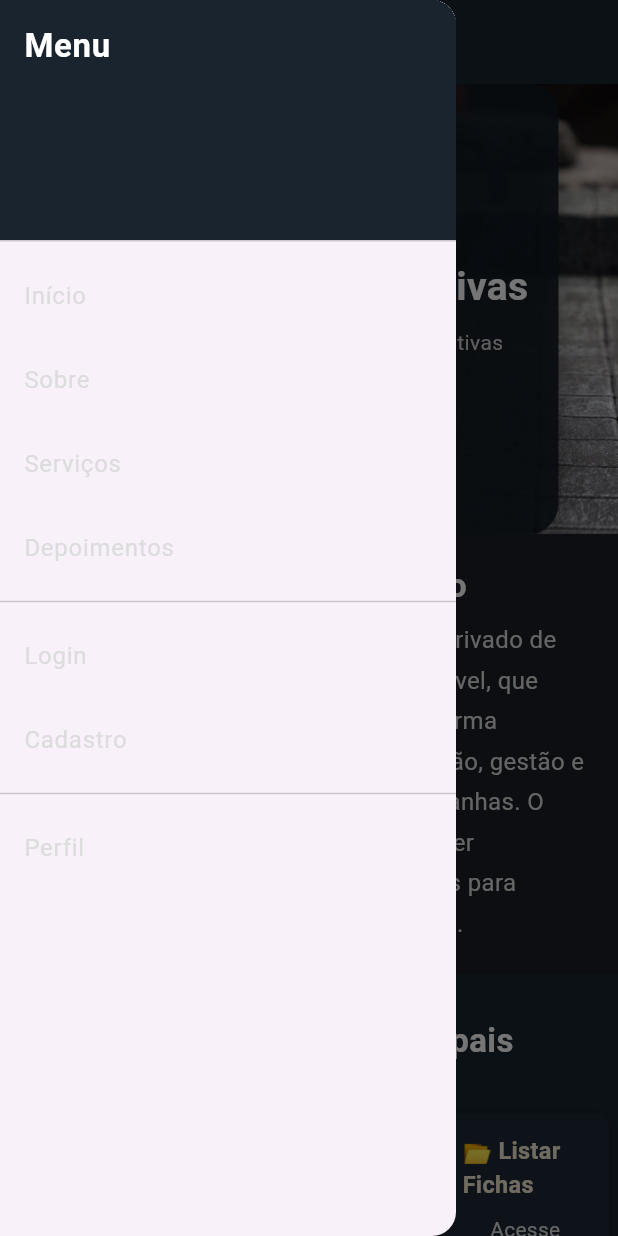
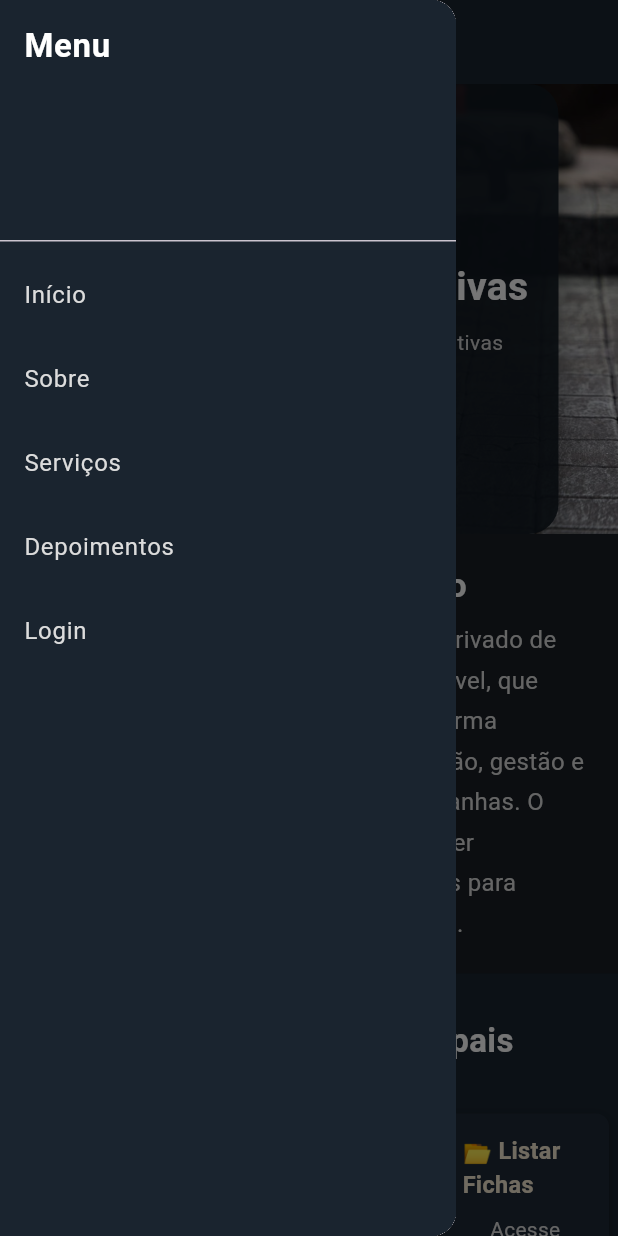
Before and after one commit to frostsalazar22/Projeto-de-HTML-4, a Flutter app: the screen it shows after launch, with the side drawer open, on a phone screen of 412 x 824 dp. Run offline on Flutter 3.47's test engine with Material 3 defaults, Android fonts, the light colour scheme and no system bars; drawn by our look-alikes of carousel_slider; our stand-ins replace dartz, get_it; Roboto replaces fonts that are missing (NotoEmoji).

Commit message:
Atualizaçao

```diff
--- /dev/null
+++ b/lib/core/styles/menu_styles.dart
@@ -0,0 +1,25 @@
+import 'package:flutter/material.dart';
+import '../../features/info/presentation/styles/info_style.dart';
+
+class MenuStyles {
+  static TextStyle item =
+      const TextStyle(fontSize: 16, color: AppColors.textSecondary);
+
+  static TextStyle itemActive =
+      const TextStyle(fontSize: 16, color: AppColors.accent);
+
+  static BoxDecoration drawerBg = const BoxDecoration(
+    color: AppColors.header,
+  );
+
+  static const double menuHeight = 65;
+
+  static ButtonStyle desktopButton = TextButton.styleFrom(
+    foregroundColor: AppColors.accent,
+    padding: const EdgeInsets.symmetric(horizontal: 20),
+    textStyle: const TextStyle(
+      fontSize: 16,
+      fontWeight: FontWeight.w600,
+    ),
+  );
+}
--- /dev/null
+++ b/lib/core/widgets/responsive_menu.dart
@@ -0,0 +1,69 @@
+import 'package:flutter/material.dart';
+import '../../../features/info/presentation/styles/info_style.dart';
+import '../styles/menu_styles.dart';
+
+class ResponsiveMenu extends StatelessWidget {
+  final Function(String route) onNavigate;
+
+  const ResponsiveMenu({super.key, required this.onNavigate});
+
+  @override
+  Widget build(BuildContext context) {
+    final isMobile = MediaQuery.of(context).size.width < 768;
+    return isMobile ? _mobileMenu(context) : _desktopMenu(context);
+  }
+
+  // █████████ MOBILE – DRAWER
+  Widget _mobileMenu(BuildContext context) {
+    return Drawer(
+      child: Container(
+        decoration: MenuStyles.drawerBg,
+        child: ListView(
+          padding: EdgeInsets.zero,
+          children: [
+            DrawerHeader(
+              decoration: const BoxDecoration(color: AppColors.header),
+              child: Text("Menu", style: AppText.h2),
+            ),
+            ..._menuTiles(context),
+          ],
+        ),
+      ),
+    );
+  }
+
+  // █████████ DESKTOP – BOTÕES NO APPBAR
+  Widget _desktopMenu(BuildContext context) {
+    return Row(
+      mainAxisAlignment: MainAxisAlignment.end,
+      children: _simpleItems.map((item) {
+        return TextButton(
+          style: MenuStyles.desktopButton,
+          onPressed: () => onNavigate(item['route']!),
+          child: Text(item['label']!, style: AppText.body),
+        );
+      }).toList(),
+    );
+  }
+
+  // █████ LISTA PADRÃO
+  List<Map<String, String>> get _simpleItems => [
+    {"label": "Início", "route": "/"},
+    {"label": "Sobre", "route": "/"},
+    {"label": "Serviços", "route": "/"},
+    {"label": "Depoimentos", "route": "/"},
+    {"label": "Login", "route": "/auth"},
+  ];
+
+  List<Widget> _menuTiles(BuildContext context) {
+    return _simpleItems.map((item) {
+      return ListTile(
+        title: Text(item["label"]!, style: MenuStyles.item),
+        onTap: () {
+          Navigator.pop(context);
+          onNavigate(item["route"]!);
+        },
+      );
+    }).toList();
+  }
+}
--- a/lib/features/info/presentation/pages/info_page.dart
+++ b/lib/features/info/presentation/pages/info_page.dart
@@ -1,6 +1,8 @@
 import 'package:flutter/material.dart';
 import 'package:carousel_slider/carousel_slider.dart';
+
 import '../styles/info_style.dart';
+import '../../../../core/widgets/responsive_menu.dart';
 
 class InformacoesPage extends StatelessWidget {
   // Lista de funcionalidades
@@ -42,46 +44,36 @@ class InformacoesPage extends StatelessWidget {
   Widget build(BuildContext context) {
     return Scaffold(
       backgroundColor: AppColors.background,
+
+      // ======== APPBAR + MENU RESPONSIVO ==========
       appBar: AppBar(
+        backgroundColor: AppColors.header,
         title: Text('Circuito RPG', style: AppText.h2),
-        backgroundColor: AppColors.header,
+        elevation: 0,
+        actions: AppResponsive.isMobile(context)
+            ? null
+            : [
+                ResponsiveMenu(
+                  onNavigate: (route) => Navigator.pushNamed(context, route),
+                ),
+              ],
       ),
-      drawer: Drawer(
-        child: ListView(
-          children: [
-            DrawerHeader(
-              decoration: BoxDecoration(color: AppColors.header),
-              child: Text("Menu", style: AppText.h2),
-            ),
-            ...[
-              "Início",
-              "Sobre",
-              "Serviços",
-              "Depoimentos",
-            ].map((e) => ListTile(title: Text(e, style: AppText.body))),
-            const Divider(),
-            ListTile(
-              title: Text("Login", style: AppText.body),
-              onTap: () => Navigator.pushNamed(context, '/auth'),
-            ),
-            ListTile(
-              title: Text("Cadastro", style: AppText.body),
-              onTap: () => Navigator.pushNamed(context, '/auth'),
-            ),
-            const Divider(),
-            ListTile(
-              title: Text("Perfil", style: AppText.body),
-              onTap: () => Navigator.pushNamed(context, '/profile'),
-            ),
-          ],
-        ),
-      ),
+
+      // Drawer só quando for mobile (para evitar o ícone no AppBar em desktop)
+      drawer: AppResponsive.isMobile(context)
+          ? ResponsiveMenu(
+              onNavigate: (route) => Navigator.pushNamed(context, route),
+            )
+          : null,
+
+      // ==========================================================
       body: SingleChildScrollView(
         child: Column(
           children: [
             _buildHero(),
             _buildSobreProjeto(),
             _buildFuncionalidades(),
+
             Padding(
               padding: const EdgeInsets.all(20.0),
               child: AppResponsive.isMobile(context)
@@ -91,6 +83,7 @@ class InformacoesPage extends StatelessWidget {
                       children: _buildExportSection(),
                     ),
             ),
+
             _buildTecnologias(),
             _buildStatus(),
             _buildRodape(),
@@ -100,7 +93,8 @@ class InformacoesPage extends StatelessWidget {
     );
   }
 
-  /// 🔹 HERO
+  // ==========================================================
+  // HERO
   Widget _buildHero() {
     return Stack(
       children: [
@@ -141,7 +135,8 @@ class InformacoesPage extends StatelessWidget {
     );
   }
 
-  /// 🔹 SOBRE O PROJETO
+  // ==========================================================
+  // SOBRE O PROJETO
   Widget _buildSobreProjeto() {
     return Container(
       color: AppColors.darkSection,
@@ -184,7 +179,8 @@ class InformacoesPage extends StatelessWidget {
     );
   }
 
-  /// 🔹 FUNCIONALIDADES
+  // ==========================================================
+  // FUNCIONALIDADES
   Widget _buildFuncionalidades() {
     return Container(
       color: AppColors.header,
@@ -231,7 +227,8 @@ class InformacoesPage extends StatelessWidget {
     );
   }
 
-  /// 🔹 EXPORTAÇÃO
+  // ==========================================================
+  // EXPORTAÇÃO
   List<Widget> _buildExportSection() {
     return [
       Expanded(
@@ -282,7 +279,8 @@ class InformacoesPage extends StatelessWidget {
     ];
   }
 
-  /// 🔹 TECNOLOGIAS
+  // ==========================================================
+  // TECNOLOGIAS
   Widget _buildTecnologias() {
     return Container(
       color: AppColors.header,
@@ -313,7 +311,8 @@ class InformacoesPage extends StatelessWidget {
     );
   }
 
-  /// 🔹 STATUS
+  // ==========================================================
+  // STATUS
   Widget _buildStatus() {
     return Padding(
       padding: const EdgeInsets.all(20.0),
@@ -358,7 +357,8 @@ class InformacoesPage extends StatelessWidget {
     );
   }
 
-  /// 🔹 RODAPÉ
+  // ==========================================================
+  // RODAPÉ
   Widget _buildRodape() {
     return Container(
       color: AppColors.footer,
```
